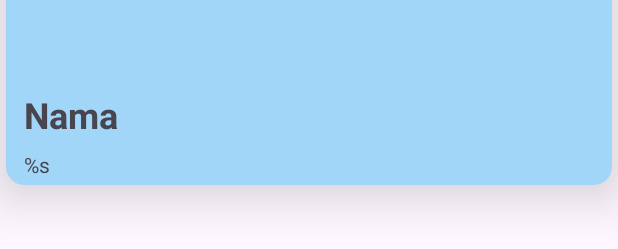
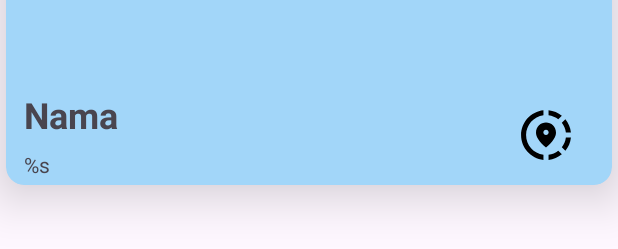
Before and after one commit to Lamz16/Rene_Apps, an Android app: the layout item_story.xml on its own in the app's theme, with its tools: preview values and no code run, on a phone screen of 412 x 824 dp. Shown: the part 237-486 px from the top of the screen. Run offline under Robolectric (Android 15) with nearby library versions, the phone set to English and light mode, and no system bars; network calls fail.

```diff
--- a/app/src/main/AndroidManifest.xml
+++ b/app/src/main/AndroidManifest.xml
@@ -8,6 +8,7 @@
 
     <uses-permission android:name="android.permission.ACCESS_FINE_LOCATION" />
     <uses-permission android:name="android.permission.ACCESS_COARSE_LOCATION"/>
+    <uses-permission android:name="android.permission.ACCESS_BACKGROUND_LOCATION" />
 
     <application
         android:allowBackup="true"
--- a/app/src/main/java/com/lamz/reneapps/adapter/ListStoriesAdapter.kt
+++ b/app/src/main/java/com/lamz/reneapps/adapter/ListStoriesAdapter.kt
@@ -12,6 +12,7 @@ import com.bumptech.glide.Glide
 import com.lamz.reneapps.databinding.ItemStoryBinding
 import com.lamz.reneapps.response.ListStoryItem
 import com.lamz.reneapps.ui.detail.DetailActivity
+import com.lamz.reneapps.ui.maps.MapsActivity
 
 
 class ListStoriesAdapter : PagingDataAdapter<ListStoryItem, ListStoriesAdapter.MyViewHolder>(DIFF_CALLBACK) {
@@ -29,6 +30,11 @@ class ListStoriesAdapter : PagingDataAdapter<ListStoryItem, ListStoriesAdapter.M
                 val intentDetail = Intent(itemView.context, DetailActivity::class.java)
                 intentDetail.putExtra(DetailActivity.EXTRA_ID, listStory.id )
                 itemView.context.startActivity(intentDetail , ActivityOptionsCompat.makeSceneTransitionAnimation(itemView.context as Activity).toBundle())
+            }
+
+            binding.ivLocation.setOnClickListener {
+                val intent = Intent(itemView.context, MapsActivity::class.java)
+                itemView.context.startActivity(intent, ActivityOptionsCompat.makeSceneTransitionAnimation(itemView.context as Activity).toBundle())
             }
         }
 
--- a/app/src/main/java/com/lamz/reneapps/api/ApiService.kt
+++ b/app/src/main/java/com/lamz/reneapps/api/ApiService.kt
@@ -38,7 +38,7 @@ interface ApiService {
     @GET("stories")
     suspend fun getStories(
         @Header("Authorization") token: String, @Query("page") page: Int = 1,
-        @Query("size") size: Int = 20
+        @Query("size") size: Int = 20,
     ): GetListResponse
 
     @GET("stories")
--- a/app/src/main/java/com/lamz/reneapps/ui/MainActivity.kt
+++ b/app/src/main/java/com/lamz/reneapps/ui/MainActivity.kt
@@ -39,6 +39,8 @@ class MainActivity : AppCompatActivity() {
             }
         }
 
+
+
         val navView: BottomNavigationView = binding.navView
 
         val navController = findNavController(R.id.nav_host_fragment_activity_main)
--- /dev/null
+++ b/app/src/main/res/drawable/ic_location_story.xml
@@ -0,0 +1,10 @@
+<vector android:height="24dp" android:tint="#000000"
+    android:viewportHeight="24" android:viewportWidth="24"
+    android:width="24dp" xmlns:android="http://schemas.android.com/apk/res/android">
+    <path android:fillColor="@android:color/white" android:pathData="M13.02,19.93v2.02c2.01,-0.2 3.84,-1 5.32,-2.21l-1.42,-1.43C15.81,19.17 14.48,19.75 13.02,19.93z"/>
+    <path android:fillColor="@android:color/white" android:pathData="M4.03,12c0,-4.05 3.03,-7.41 6.95,-7.93V2.05C5.95,2.58 2.03,6.84 2.03,12c0,5.16 3.92,9.42 8.95,9.95v-2.02C7.06,19.41 4.03,16.05 4.03,12z"/>
+    <path android:fillColor="@android:color/white" android:pathData="M19.95,11h2.02c-0.2,-2.01 -1,-3.84 -2.21,-5.32l-1.43,1.43C19.19,8.21 19.77,9.54 19.95,11z"/>
+    <path android:fillColor="@android:color/white" android:pathData="M18.34,4.26c-1.48,-1.21 -3.32,-2.01 -5.32,-2.21v2.02c1.46,0.18 2.79,0.76 3.9,1.62L18.34,4.26z"/>
+    <path android:fillColor="@android:color/white" android:pathData="M18.33,16.9l1.43,1.42c1.21,-1.48 2.01,-3.31 2.21,-5.32h-2.02C19.77,14.46 19.19,15.79 18.33,16.9z"/>
+    <path android:fillColor="@android:color/white" android:pathData="M16,11.1C16,8.61 14.1,7 12,7s-4,1.61 -4,4.1c0,1.66 1.33,3.63 4,5.9C14.67,14.73 16,12.76 16,11.1zM12,12c-0.59,0 -1.07,-0.48 -1.07,-1.07c0,-0.59 0.48,-1.07 1.07,-1.07s1.07,0.48 1.07,1.07C13.07,11.52 12.59,12 12,12z"/>
+</vector>
--- a/app/src/main/res/layout/item_story.xml
+++ b/app/src/main/res/layout/item_story.xml
@@ -54,6 +54,17 @@
             app:layout_constraintStart_toStartOf="parent"
             />
 
+        <ImageView
+            android:id="@+id/iv_location"
+            android:layout_width="40dp"
+            android:layout_height="40dp"
+            android:layout_marginEnd="20dp"
+            app:layout_constraintBottom_toBottomOf="parent"
+            app:layout_constraintEnd_toEndOf="parent"
+            app:layout_constraintTop_toBottomOf="@+id/imgStory"
+            android:src="@drawable/ic_location_story"
+            />
+
 
     </androidx.constraintlayout.widget.ConstraintLayout>
 
```
Also changed, not shown: app/src/main/java/com/lamz/reneapps/response/GetListResponse.kt (+7 -1 lines), app/src/main/java/com/lamz/reneapps/ui/add_story/AddStoryFragment.kt (+106 -65 lines), app/src/main/java/com/lamz/reneapps/ui/maps/MapsActivity.kt (+16 -0 lines), app/src/main/res/layout/activity_maps.xml (+11 -4 lines), 1 other file.
